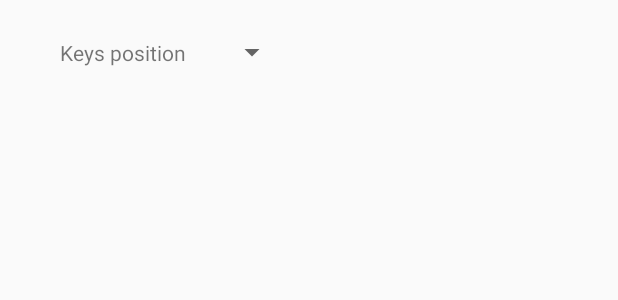
After one commit to olegyurchenko/AndroidFlyBuble, an Android app: the layout activity_settings.xml on its own in the app's theme, with its tools: preview values and no code run, on a phone screen of 412 x 824 dp. The commit adds this screen. Shown: the top 300 px of the screen. Run offline under Robolectric (Android 15) with nearby library versions, the phone set to English and light mode, and no system bars.

Commit message:
Add settings

```diff
--- a/app/src/main/AndroidManifest.xml
+++ b/app/src/main/AndroidManifest.xml
@@ -18,7 +18,11 @@
                 <category android:name="android.intent.category.LAUNCHER"/>
             </intent-filter>
         </activity>
-        <activity android:name=".GameActivity" android:screenOrientation="landscape">
+        <activity
+            android:name=".GameActivity"
+            android:screenOrientation="landscape">
+        </activity>
+        <activity android:name=".SettingsActivity">
         </activity>
     </application>
 
--- a/app/src/main/java/oleg/home/ua/flybuble/MainActivity.java
+++ b/app/src/main/java/oleg/home/ua/flybuble/MainActivity.java
@@ -41,7 +41,10 @@ public class MainActivity extends GraphicActivity  implements GraphicController.
   }
 
   void settings() {
-
+    // Создаем объект Intent для вызова новой Activity
+    Intent intent = new Intent(this, SettingsActivity.class);
+    // запуск activity
+    startActivity(intent);
   }
 
 }
--- /dev/null
+++ b/app/src/main/res/layout/activity_settings.xml
@@ -0,0 +1,62 @@
+<?xml version="1.0" encoding="utf-8"?>
+<android.support.constraint.ConstraintLayout
+    xmlns:android="http://schemas.android.com/apk/res/android"
+    xmlns:app="http://schemas.android.com/apk/res-auto"
+    xmlns:tools="http://schemas.android.com/tools"
+    android:layout_width="match_parent"
+    android:layout_height="match_parent"
+    tools:context="oleg.home.ua.flybuble.SettingsActivity"
+    tools:layout_editor_absoluteY="81dp"
+    tools:layout_editor_absoluteX="0dp">
+
+    <ScrollView
+        android:layout_width="match_parent"
+        android:layout_height="match_parent"
+        android:fadeScrollbars="false"
+        android:scrollbarStyle="insideOverlay"
+        tools:layout_editor_absoluteY="8dp"
+        tools:layout_editor_absoluteX="8dp">
+
+        <TableLayout
+            android:layout_width="match_parent"
+            android:layout_height="wrap_content"
+            android:shrinkColumns="*"
+            android:layout_marginEnd="20dp"
+            android:layout_marginStart="20dp">
+
+            <TableRow
+                android:layout_width="match_parent"
+                android:layout_height="match_parent"
+                android:gravity="center_vertical"
+                android:minHeight="70dp">
+
+                <TextView
+                    android:id="@+id/textView"
+                    android:layout_width="wrap_content"
+                    android:layout_height="wrap_content"
+                    android:layout_marginEnd="20dp"
+                    android:layout_marginStart="20dp"
+                    android:text="@string/keys_position"/>
+
+                <Spinner
+                    android:id="@+id/spinner_key_position"
+                    android:layout_width="match_parent"
+                    android:layout_height="match_parent"
+                    android:spinnerMode="dialog"/>
+            </TableRow>
+
+            <TableRow
+                android:layout_width="match_parent"
+                android:layout_height="match_parent"/>
+
+            <TableRow
+                android:layout_width="match_parent"
+                android:layout_height="match_parent"/>
+
+            <TableRow
+                android:layout_width="match_parent"
+                android:layout_height="match_parent"/>
+        </TableLayout>
+    </ScrollView>
+
+</android.support.constraint.ConstraintLayout>
--- a/app/src/main/res/values/strings.xml
+++ b/app/src/main/res/values/strings.xml
@@ -1,3 +1,7 @@
 <resources>
     <string name="app_name">Fly buble</string>
+    <string name="keys_position">Keys position</string>
+    <string name="left_position">Left</string>
+    <string name="right_position">Right</string>
+    <string name="dual_position">Dual</string>
 </resources>
```
Also changed, not shown: app/src/main/java/oleg/home/ua/flybuble/GameController.java (+35 -24 lines), app/src/main/java/oleg/home/ua/flybuble/Settings.java (added, +63 -0 lines), app/src/main/java/oleg/home/ua/flybuble/SettingsActivity.java (added, +72 -0 lines).
